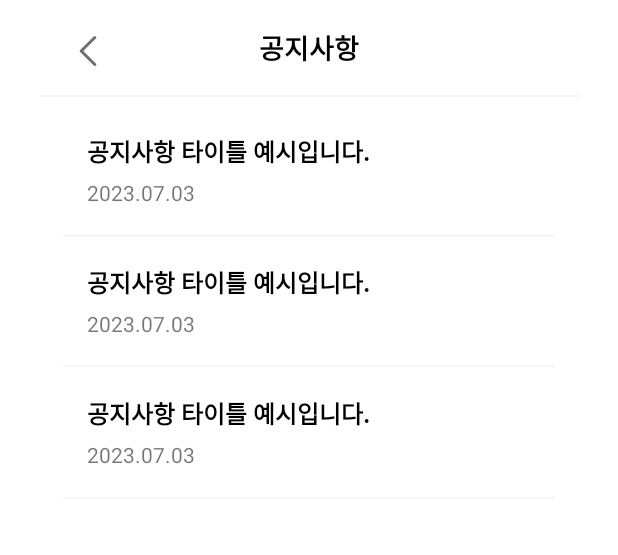
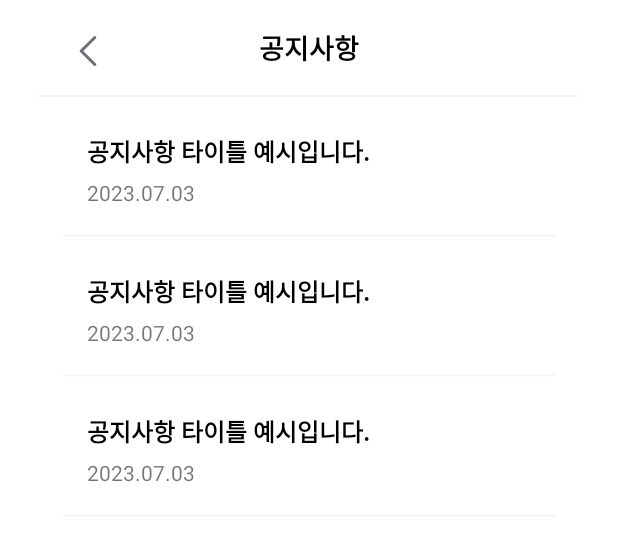
Before and after one commit to woolnd/english-fairytale-front-cooperation, an Android app: the layout activity_notify.xml on its own in the app's theme, with its tools: preview values and no code run, on a phone screen of 412 x 824 dp. Shown: the top 555 px of the screen. Run offline under Robolectric (Android 15) with nearby library versions, the phone set to English and light mode, and no system bars.

Commit message:
feat: my page and notify

```diff
--- a/app/src/main/java/com/example/main/DataClass.kt
+++ b/app/src/main/java/com/example/main/DataClass.kt
@@ -18,3 +18,8 @@ data class Notify(
     var date: String,
     var content: String
 )
+
+data class Faq(
+    var title: String,
+    var content: String
+)
--- a/app/src/main/res/layout/activity_notify.xml
+++ b/app/src/main/res/layout/activity_notify.xml
@@ -42,7 +42,6 @@
         android:id="@+id/notify.rv"
         android:layout_width="wrap_content"
         android:layout_height="wrap_content"
-        android:layout_marginTop="6dp"
         app:layout_constraintTop_toBottomOf="@id/title_line.iv"
         app:layout_constraintStart_toStartOf="parent"
         app:layout_constraintEnd_toEndOf="parent"
--- a/app/src/main/res/layout/item_notify.xml
+++ b/app/src/main/res/layout/item_notify.xml
@@ -2,7 +2,7 @@
 <androidx.constraintlayout.widget.ConstraintLayout xmlns:android="http://schemas.android.com/apk/res/android"
     android:layout_width="360dp"
     android:layout_height="wrap_content"
-    android:layout_marginTop="18dp"
+    android:layout_marginTop="24dp"
     xmlns:app="http://schemas.android.com/apk/res-auto">
 
     <androidx.constraintlayout.widget.ConstraintLayout
```
Also changed, not shown: app/src/main/AndroidManifest.xml (+9 -0 lines), app/src/main/java/com/example/main/MypageActivity.kt (+14 -0 lines).
